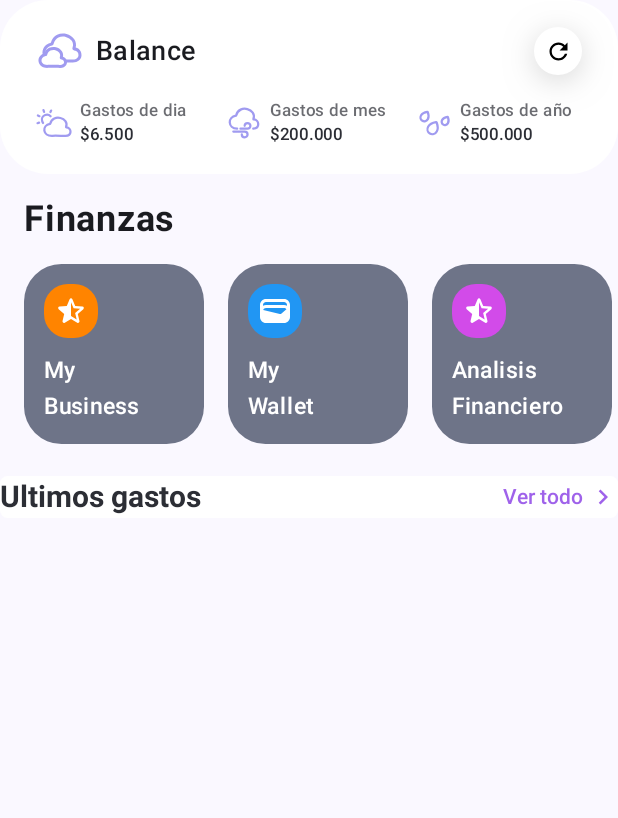
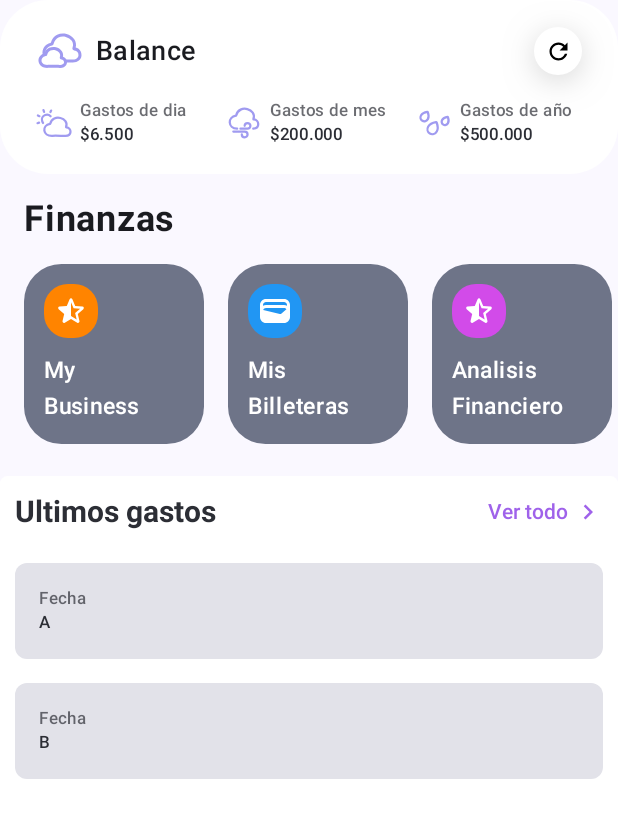
Before and after one commit to fabian3117/DinnerApp, an Android app built with Jetpack Compose: the screen it shows after launch (MainActivity), on a phone screen of 412 x 824 dp. Shown: the top 818 px of the screen. Run offline under Robolectric (Android 15) with nearby library versions, the phone set to English and light mode, and no system bars; our stand-ins replace Room's generated code; libraries missing offline, so code that uses them is left out: io.github.chouaibmo.rowkalendar.

```diff
--- a/app/src/main/java/com/example/dinnercontroler/components/dates/financeList.kt
+++ b/app/src/main/java/com/example/dinnercontroler/components/dates/financeList.kt
@@ -26,7 +26,7 @@ val financeList = listOf(
 
     Finance(
         icon = Icons.Rounded.Wallet,
-        name = "My\nWallet",
+        name = "Mis\nBilleteras",
         background = BlueStart
     ),
 
--- a/app/src/main/java/com/example/dinnercontroler/components/newUI/Dashboard.kt
+++ b/app/src/main/java/com/example/dinnercontroler/components/newUI/Dashboard.kt
@@ -79,7 +79,7 @@ fun FinanceHealth(
         }
     }
 }
-
+//@Preview
 @Composable
 private fun AirQualityInfo(
     modifier: Modifier = Modifier,
@@ -172,7 +172,6 @@ private fun RefreshButton(
         }
     }
 }
-@Preview(showBackground = true)
 @Composable
 fun FinanceSection() {
     Column {
--- a/app/src/main/java/com/example/dinnercontroler/components/newUI/dataUI/UISecondSeccion.kt
+++ b/app/src/main/java/com/example/dinnercontroler/components/newUI/dataUI/UISecondSeccion.kt
@@ -8,11 +8,13 @@ import androidx.compose.foundation.layout.FlowRow
 import androidx.compose.foundation.layout.Row
 import androidx.compose.foundation.layout.Spacer
 import androidx.compose.foundation.layout.fillMaxHeight
+import androidx.compose.foundation.layout.fillMaxSize
 import androidx.compose.foundation.layout.fillMaxWidth
 import androidx.compose.foundation.layout.height
 import androidx.compose.foundation.layout.padding
 import androidx.compose.foundation.layout.size
 import androidx.compose.foundation.shape.RoundedCornerShape
+import androidx.compose.material3.Card
 import androidx.compose.material3.Icon
 import androidx.compose.material3.MaterialTheme
 import androidx.compose.material3.Surface
@@ -43,9 +45,11 @@ fun UISecondSeccionHeader(
             .padding(top = 5.dp),
         shape = RoundedCornerShape(5.dp),
         color = ColorSurface) {
+Column {
+
 
         Row(
-            modifier = modifier.fillMaxWidth(),
+            modifier = modifier.fillMaxWidth().padding(10.dp),
             verticalAlignment = Alignment.CenterVertically,
             horizontalArrangement = Arrangement.SpaceBetween
         ) {
@@ -58,39 +62,38 @@ fun UISecondSeccionHeader(
             )
             ActionText()
         }
-    }
+    LastGastosElement();
+}}
 
 }
 @OptIn(ExperimentalLayoutApi::class)
 @Preview
 @Composable
-fun gastos(){
-    var dal= listOf("A","B","C")
-
-
+fun LastGastosElement(){
+    var dal= listOf("A","B","C","D")
     FlowColumn(
-        modifier = Modifier.size(200.dp,200.dp),
+        modifier = Modifier
+            .padding(10.dp).fillMaxWidth().fillMaxHeight(0.5f),
         horizontalArrangement = Arrangement.spacedBy(16.dp),
         verticalArrangement = Arrangement.spacedBy(16.dp)
     ) {
         dal.onEach { item->
             GastoElemento(
                 data = item,
-                modifier = Modifier.weight(weight = 1f)
+                modifier = Modifier.fillMaxWidth()
             )
-        }
+        } }
+}
+@Preview(showBackground = true)
+@Composable
+fun GastoElemento(data: String = "F", modifier: Modifier = Modifier) {
+    Card(
+        modifier = modifier,
 
-    }
-}
-@Preview
-@Composable
-fun GastoElemento(data: String="F", modifier: Modifier=Modifier) {
-    Row(
-        modifier = modifier,
-        verticalAlignment = Alignment.CenterVertically,
-        horizontalArrangement = Arrangement.spacedBy(5.dp),
+        shape = RoundedCornerShape(8.dp)
     ) {
         Column(
+            modifier = Modifier.padding(16.dp),
             horizontalAlignment = Alignment.Start
         ) {
             Text(
@@ -105,7 +108,6 @@ fun GastoElemento(data: String="F", modifier: Modifier=Modifier) {
             )
         }
     }
-
 }
 
 @Preview
```
